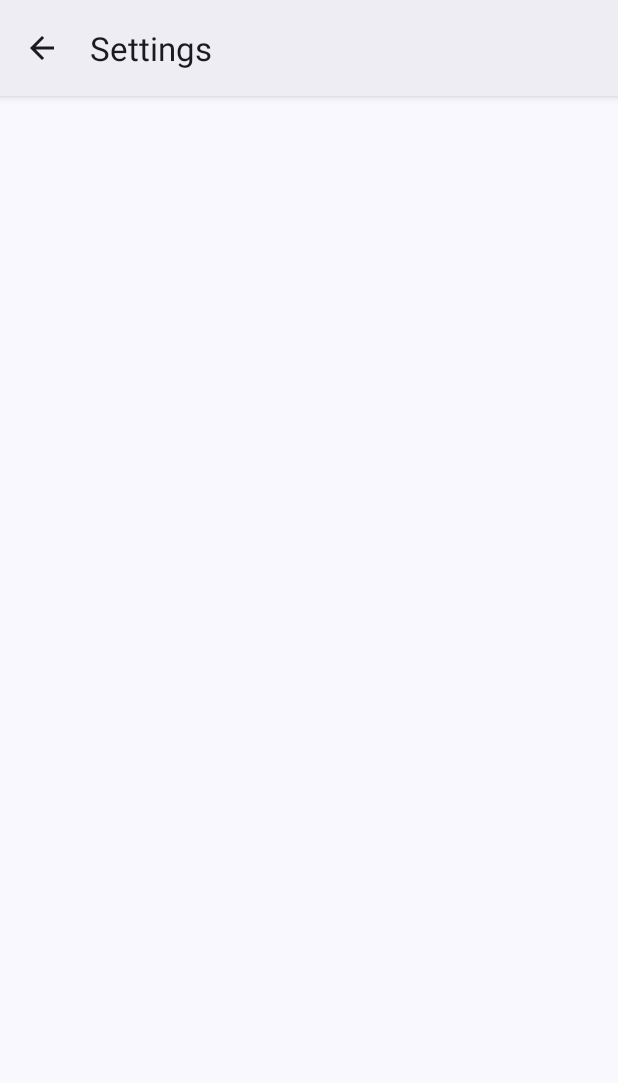
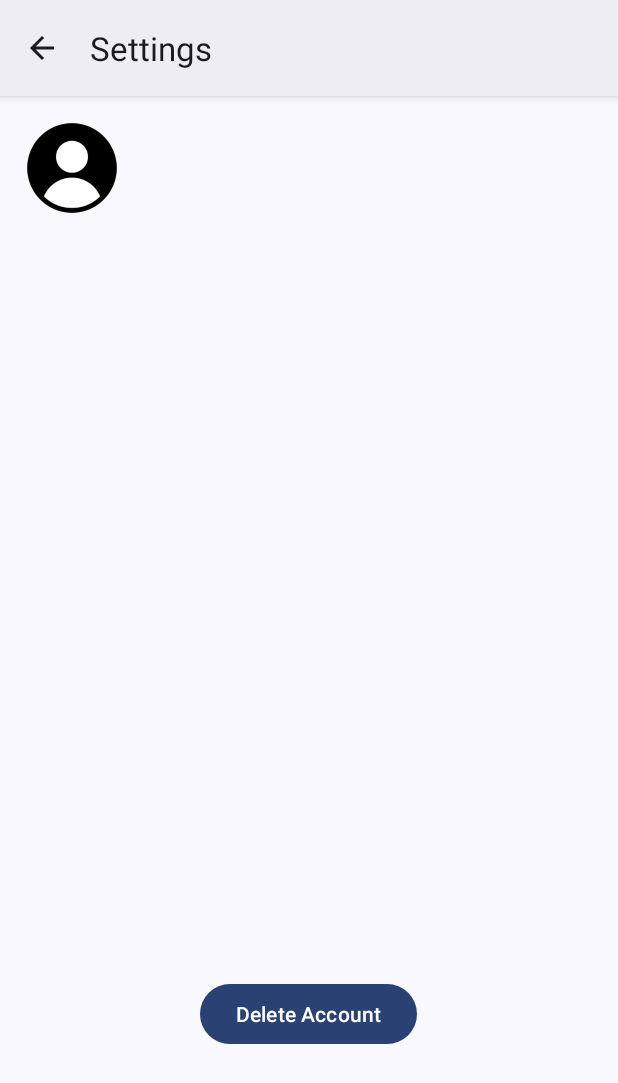
Before and after one commit to gerardo-j/whatsappclone, an Android app: the SettingsActivity screen opened directly, with no data from a screen before it, on a phone screen of 412 x 824 dp. Shown: the top 1083 px of the screen. Run offline under Robolectric (Android 15) with nearby library versions, the phone set to English and light mode, and no system bars; our stand-ins replace Firebase (no records; nobody signed in at launch, a user with empty details on screens opened directly); pictures from the network do not load.

Commit message:
Add glide dependency, add profile image, add delete user btn

```diff
--- a/app/build.gradle
+++ b/app/build.gradle
@@ -37,6 +37,10 @@ dependencies {
     androidTestImplementation 'androidx.test.ext:junit:1.1.3'
     androidTestImplementation 'androidx.test.espresso:espresso-core:3.4.0'
 
+    implementation 'com.github.bumptech.glide:glide:4.14.2'
+    // Skip this if you don't want to use integration libraries or configure Glide.
+    annotationProcessor 'com.github.bumptech.glide:compiler:4.14.2'
+
     // Import the Firebase BoM
     implementation platform('com.google.firebase:firebase-bom:31.0.1')
     // The dependencies for Firebase products
--- a/app/src/main/AndroidManifest.xml
+++ b/app/src/main/AndroidManifest.xml
@@ -3,6 +3,7 @@
     xmlns:tools="http://schemas.android.com/tools">
 
     <uses-permission android:name="android.permission.INTERNET" />
+    <uses-permission android:name="android.permission.ACCESS_NETWORK_STATE"/>
 
     <application
         android:allowBackup="true"
--- a/app/src/main/java/com/example/whatsappclone/SettingsActivity.java
+++ b/app/src/main/java/com/example/whatsappclone/SettingsActivity.java
@@ -2,10 +2,29 @@ package com.example.whatsappclone;
 
 import androidx.appcompat.app.AppCompatActivity;
 
+import android.content.Intent;
+import android.content.SharedPreferences;
 import android.os.Bundle;
-import android.view.Menu;
+import android.widget.Button;
+import android.widget.ImageView;
+import android.widget.TextView;
+import android.widget.Toast;
+
+import com.bumptech.glide.Glide;
+import com.google.firebase.auth.FirebaseAuth;
+import com.google.firebase.auth.FirebaseUser;
 
 public class SettingsActivity extends AppCompatActivity {
+    private static final String TAG = "SettingsActivity";
+
+    private SharedPreferences authPref;
+    SharedPreferences.Editor editAuthPref;
+    FirebaseAuth mAuth;
+    FirebaseUser mUser;
+
+    private ImageView imageProfile;
+    private TextView txtProfileName, txtProfileEmail;
+    private Button btnDeleteUser;
 
     @Override
     protected void onCreate(Bundle savedInstanceState) {
@@ -14,6 +33,39 @@ public class SettingsActivity extends AppCompatActivity {
         if (getSupportActionBar() != null) {
             getSupportActionBar().setTitle("Settings");
         }
+
+        authPref = getSharedPreferences(SplashActivity.AUTH_PREF_NAME, MODE_PRIVATE);
+        editAuthPref = authPref.edit();
+        mAuth = FirebaseAuth.getInstance();
+        mUser = mAuth.getCurrentUser();
+
+        imageProfile = findViewById(R.id.imageProfile);
+        txtProfileName = findViewById(R.id.txtProfileName);
+        txtProfileEmail = findViewById(R.id.txtProfileEmail);
+        btnDeleteUser = findViewById(R.id.btnDeleteUser);
+        Glide.with(this)
+            .load(mUser.getPhotoUrl())
+            .error(R.drawable.default_profile_icon)
+            .into(imageProfile);
+        txtProfileName.setText(mUser.getDisplayName());
+        txtProfileEmail.setText(mUser.getEmail());
+        btnDeleteUser.setOnClickListener(view -> deleteUser());
+    }
+
+    private void deleteUser() {
+        Toast.makeText(this, "Clicked Delete", Toast.LENGTH_LONG).show();
+        mUser.delete()
+            .addOnCompleteListener(deleteUserTask -> {
+                if (deleteUserTask.isSuccessful()) {
+                    editAuthPref.putBoolean("isAuth", false);
+                    editAuthPref.apply();
+                    Toast.makeText(this, "Deleted user", Toast.LENGTH_SHORT).show();
+                    startActivity(new Intent(this, SplashActivity.class));
+                    finish();
+                } else {
+                    Toast.makeText(this, "Delete failed", Toast.LENGTH_SHORT).show();
+                }
+            });
     }
 
 }
--- a/app/src/main/res/layout/activity_settings.xml
+++ b/app/src/main/res/layout/activity_settings.xml
@@ -1,9 +1,56 @@
 <?xml version="1.0" encoding="utf-8"?>
-<androidx.constraintlayout.widget.ConstraintLayout xmlns:android="http://schemas.android.com/apk/res/android"
+<GridLayout xmlns:android="http://schemas.android.com/apk/res/android"
     xmlns:app="http://schemas.android.com/apk/res-auto"
     xmlns:tools="http://schemas.android.com/tools"
+    tools:context=".SettingsActivity"
     android:layout_width="match_parent"
     android:layout_height="match_parent"
-    tools:context=".SettingsActivity">
+    android:layout_margin="8dp"
+    android:layout_column="4"
+    android:layout_row="20">
 
-</androidx.constraintlayout.widget.ConstraintLayout>
+
+    <ImageView
+        android:id="@+id/imageProfile"
+        android:layout_width="64dp"
+        android:layout_height="64dp"
+        android:layout_row="0"
+        android:layout_column="0"
+        android:layout_rowSpan="2"
+        android:layout_margin="8dp"
+        android:src="@drawable/default_profile_icon" />
+
+    <TextView
+        android:id="@+id/txtProfileName"
+        android:layout_width="200dp"
+        android:layout_height="wrap_content"
+        android:layout_margin="8dp"
+        android:layout_row="0"
+        android:layout_column="1"
+        android:textSize="16dp"
+        android:text="TextView" />
+
+    <TextView
+        android:id="@+id/txtProfileEmail"
+        android:layout_width="200dp"
+        android:layout_height="wrap_content"
+        android:layout_margin="8dp"
+        android:layout_row="1"
+        android:layout_column="1"
+        android:textSize="16dp"
+        android:text="TextView" />
+
+    <TextView
+        android:layout_height="500dp"
+        android:layout_row="2" />
+
+    <Button
+        android:id="@+id/btnDeleteUser"
+        android:layout_width="wrap_content"
+        android:layout_height="wrap_content"
+        android:layout_column="0"
+        android:layout_row="3"
+        android:layout_columnSpan="3"
+        android:layout_gravity="center_horizontal"
+        android:text="Delete Account" />
+</GridLayout>
```
Also changed, not shown: app/src/main/java/com/example/whatsappclone/RegisterActivity.java (+18 -9 lines), app/src/main/res/drawable/default_profile_icon.png (added).
